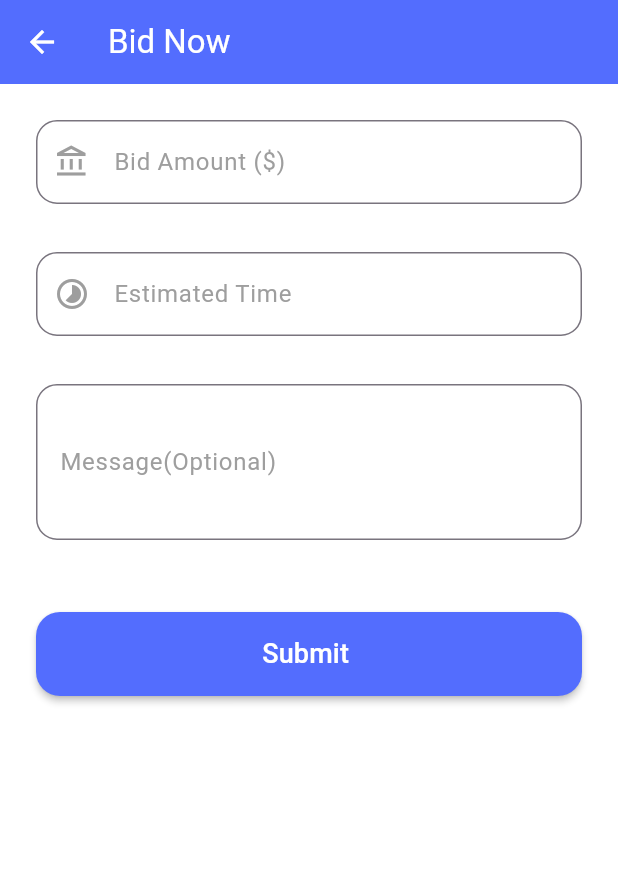
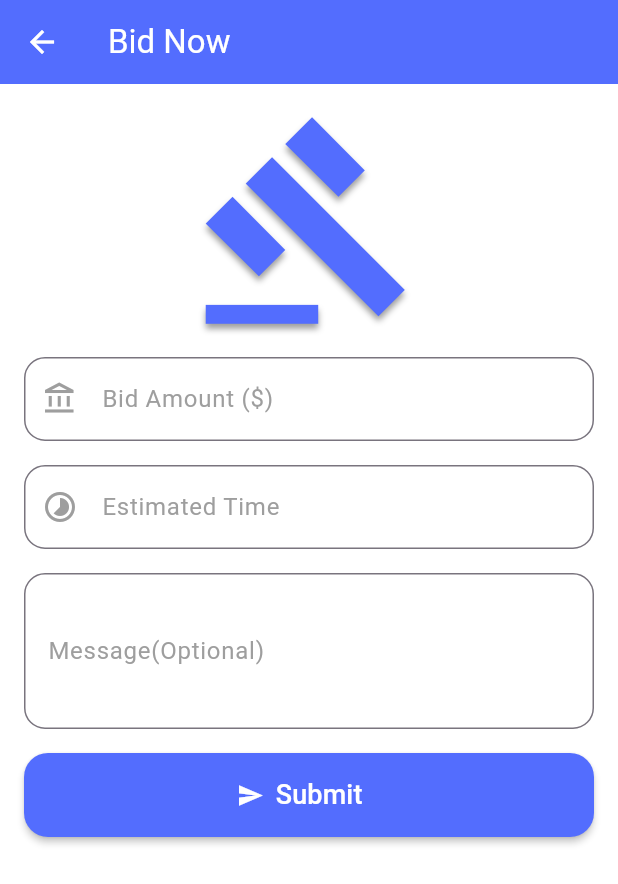
Before and after one commit to KhuzaimaAwan47/FYP, a Flutter app: the BidForm screen opened directly with empty values, on a phone screen of 412 x 824 dp. Shown: the top 884 px of the screen. Run offline on Flutter 3.47's test engine with Material 3 defaults, Android fonts, the phone set to English and light mode, and no system bars; our stand-ins replace auto_size_text, awesome_snackbar_content, cached_network_image, cloud_firestore, custom_navigation_bar, firebase_auth and 6 more; accounts and stored records are empty.

Commit message:
UI is updated in Bid.dart.

```diff
--- a/lib/pages/Freelancer_Screens/Bid.dart
+++ b/lib/pages/Freelancer_Screens/Bid.dart
@@ -131,13 +131,20 @@ class _BidFormState extends State<BidForm> {
       body: Form(
         key: _formKey,
         child: Padding(
-          padding: const EdgeInsets.all(8.0),
+          padding: const EdgeInsets.all(16.0),
           child: Column(
-            crossAxisAlignment: CrossAxisAlignment.start,
+            crossAxisAlignment: CrossAxisAlignment.center,
             children: [
-              Padding(
-                padding: const EdgeInsets.all(16.0),
-                child: TextFormField(
+              Icon(Icons.gavel,size: 150,color: Colors.indigoAccent,shadows: [
+                BoxShadow(
+                  color: Colors.grey,
+                  spreadRadius: 2,
+                  blurRadius: 5,
+                  offset: Offset(0, 3),
+                )
+              ],),
+              const SizedBox(height: 16),
+              TextFormField(
                 controller: amountController,
                 decoration: InputDecoration(
                   hintText: 'Bid Amount (\$)',
@@ -159,10 +166,8 @@ class _BidFormState extends State<BidForm> {
                   return null;
                 },
               ),
-              ),
-              Padding(
-                padding: const EdgeInsets.all(16.0),
-                child: TextFormField(
+              const SizedBox(height: 16),
+              TextFormField(
                 controller: timeController,
                 decoration: InputDecoration(
                   hintText: 'Estimated Time',
@@ -184,10 +189,8 @@ class _BidFormState extends State<BidForm> {
                   return null;
                 },
               ),
-              ),
-              Padding(
-                padding: const EdgeInsets.all(16.0),
-                child: TextFormField(
+              const SizedBox(height: 16),
+              TextFormField(
                 controller: messageController,
                 decoration: InputDecoration(
                     label: Text(
@@ -199,12 +202,9 @@ class _BidFormState extends State<BidForm> {
                     )),
                 maxLines: 3,
               ),
-              ),
               const SizedBox(height: 16),
               Center(
-                child: Padding(
-                  padding: const EdgeInsets.all(16.0),
-                  child: ElevatedButton(
+                child: ElevatedButton.icon(
                   style: ElevatedButton.styleFrom(
                     backgroundColor: Colors.indigoAccent,
                     elevation: 2.0,
@@ -214,10 +214,13 @@ class _BidFormState extends State<BidForm> {
                     ),
                   ),
                   onPressed: _submitBid,
-                    child: const Text(
+                  icon: const Icon(
+                    Icons.send,
+                    color: Colors.white,
+                  ),
+                  label: const Text(
                     'Submit ',
                     style: TextStyle(color: Colors.white, fontSize: 18),
-                    ),
                   ),
                 ),
               ),
```
Lines whose indentation alone changed are shown as unchanged.
